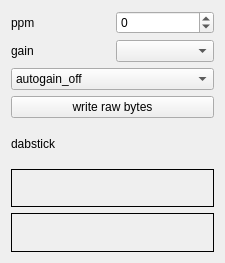
JvanKatwijk/qt-dab, file devices/rtlsdr-handler/rtlsdr-widget.ui: the form before one commit.
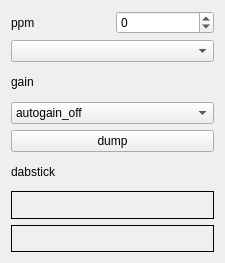
The form after the commit.

What changed in the file:
```diff
--- a/devices/rtlsdr-handler/rtlsdr-widget.ui
+++ b/devices/rtlsdr-handler/rtlsdr-widget.ui
@@ -37,13 +37,6 @@
    </item>
    <item>
     <layout class="QHBoxLayout" name="horizontalLayout_2">
-     <item>
-      <widget class="QLabel" name="label_5">
-       <property name="text">
-        <string>gain</string>
-       </property>
-      </widget>
-     </item>
      <item>
       <widget class="QComboBox" name="combo_gain">
        <property name="sizePolicy">
@@ -56,6 +49,13 @@
      </item>
     </layout>
    </item>
+   <item>
+    <widget class="QLabel" name="label_5">
+     <property name="text">
+      <string>gain</string>
+     </property>
+    </widget>
+   </item>
    <item>
     <widget class="QComboBox" name="combo_autogain">
      <property name="sizePolicy">
@@ -79,7 +79,7 @@
    <item>
     <widget class="QPushButton" name="dumpButton">
      <property name="text">
-      <string>write raw bytes</string>
+      <string>dump</string>
      </property>
     </widget>
    </item>
```
